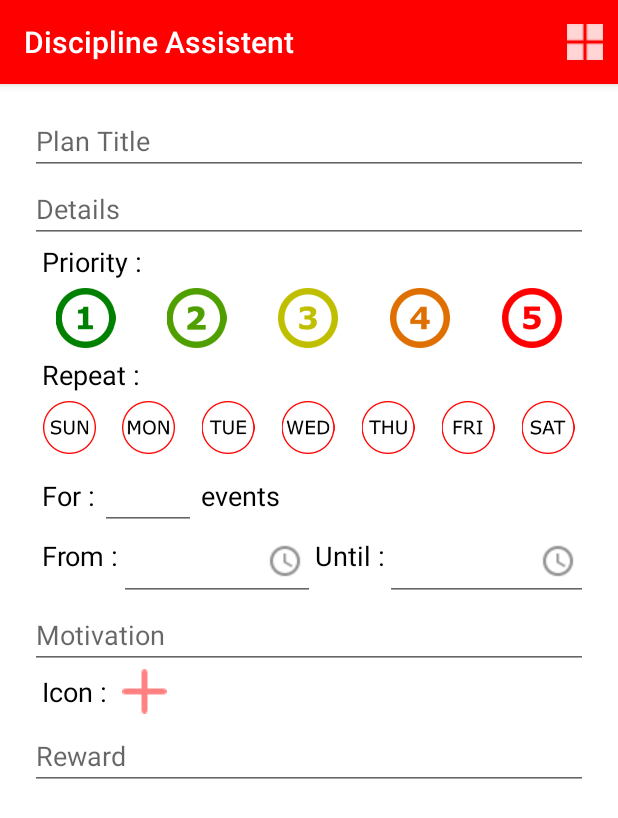
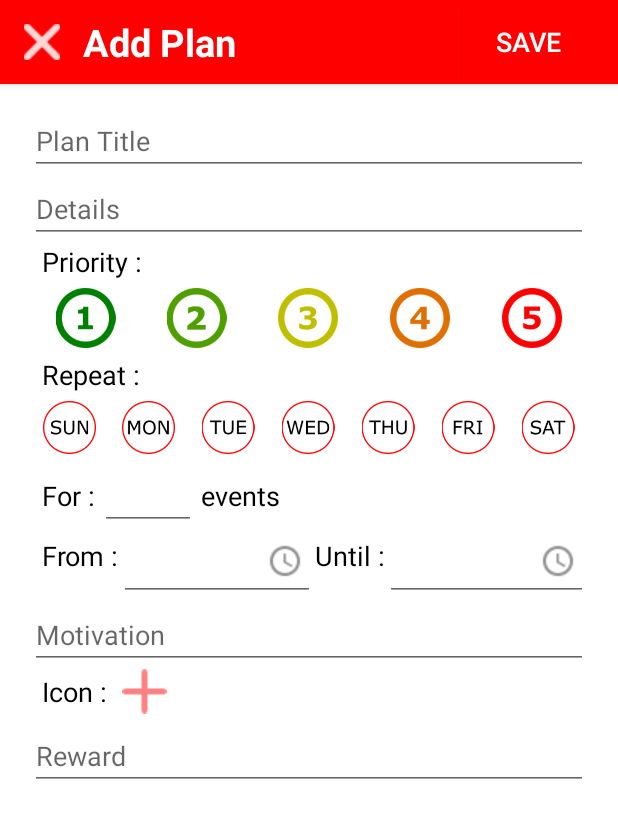
Before and after one commit to stef-ang/DisciplineAssistent, an Android app: the screen it shows after launch (MainActivity), after a tap on an icon or button, on a phone screen of 412 x 824 dp. Shown: the top 818 px of the screen. Run offline under Robolectric (Android 15) with nearby library versions, the light colour scheme and no system bars; 1 statement that could not run was skipped.

Commit message:
Add Plan Still going on part 2

```diff
--- a/app/src/main/java/com/stef_developer/disciplineassistent/MainActivity.java
+++ b/app/src/main/java/com/stef_developer/disciplineassistent/MainActivity.java
@@ -2,20 +2,31 @@ package com.stef_developer.disciplineassistent;
 
 //import android.support.v7.app.ActionBarActivity;
 //import android.app.FragmentManager;
+//import android.app.Activity;
+//import android.app.ActionBar;
+import android.os.Bundle;
 import android.support.v4.app.FragmentManager;
-import android.os.Bundle;
+import android.support.v7.app.ActionBar;
 import android.support.v7.app.AppCompatActivity;
+import android.view.LayoutInflater;
 import android.view.Menu;
+import android.view.MenuInflater;
 import android.view.MenuItem;
 import android.view.View;
+import android.widget.Button;
+import android.widget.ImageView;
 
 import com.stef_developer.disciplineassistent.fragments.AddPlanFragment;
 import com.stef_developer.disciplineassistent.fragments.ListPlanFragment;
 
 public class MainActivity extends AppCompatActivity
-        implements AddPlanFragment.OnFragmentAddPlanInteractionListener {
+        implements AddPlanFragment.OnFragmentAddPlanInteractionListener,
+        ListPlanFragment.OnFragmentListPlanInteractionListener {
 
     private FragmentManager fragmentManager;
+//    private MenuInflater menuInflater;
+//    private Menu menu;
+//    private boolean SHOW_MENU = true;
 
     @Override
     protected void onCreate(Bundle savedInstanceState) {
@@ -24,42 +35,39 @@ public class MainActivity extends AppCompatActivity
 
         fragmentManager = getSupportFragmentManager();
         if (savedInstanceState == null) {
-            fragmentManager.beginTransaction()
-                    .add(R.id.fragment, new ListPlanFragment())
-                    .commit();
+            fragmentManager.beginTransaction().
+                    add(R.id.fragment, new ListPlanFragment()).
+                    commit();
+            setListPlanAB();
         }
     }
 
     @Override
-    public boolean onCreateOptionsMenu(Menu menu) {
-        // Inflate the menu; this adds items to the action bar if it is present.
-        getMenuInflater().inflate(R.menu.menu_main, menu);
-        return true;
+    public void onClickToBack() {
+        fragmentManager.popBackStack();
+        fragmentManager.beginTransaction()
+                .add(R.id.fragment, new ListPlanFragment())
+                .commit();
+        setListPlanAB();
     }
 
     @Override
-    public boolean onOptionsItemSelected(MenuItem item) {
-        // Handle action bar item clicks here. The action bar will
-        // automatically handle clicks on the Home/Up button, so long
-        // as you specify a parent activity in AndroidManifest.xml.
-        int id = item.getItemId();
-
-        //noinspection SimplifiableIfStatement
-        if (id == R.id.action_settings) {
-            return true;
-        }
-
-        return super.onOptionsItemSelected(item);
-    }
-
-    public void click_add_plan (View view) {
+    public void onClickAddButton() {
         fragmentManager.beginTransaction().
                 replace(R.id.fragment, AddPlanFragment.newInstance()).
                 addToBackStack("").commit();
     }
 
-    @Override
-    public void onClickToBack() {
+    public void setListPlanAB() {
+        final ActionBar mActionBar = getSupportActionBar();
+        mActionBar.setDisplayShowHomeEnabled(false);
+        mActionBar.setDisplayShowTitleEnabled(false);
 
+        LayoutInflater mInfalter = LayoutInflater.from(this);
+
+        View mCustomView = mInfalter.inflate(R.layout.listplan_actionbar, null);
+        // litener icon chart dan info ntar tarruh sini
+        mActionBar.setCustomView(mCustomView);
+        mActionBar.setDisplayShowCustomEnabled(true);
     }
 }
--- a/app/src/main/java/com/stef_developer/disciplineassistent/fragments/AddPlanFragment.java
+++ b/app/src/main/java/com/stef_developer/disciplineassistent/fragments/AddPlanFragment.java
@@ -1,17 +1,20 @@
 package com.stef_developer.disciplineassistent.fragments;
 
+//import android.app.ActionBar;
 import android.app.Activity;
 import android.os.Bundle;
 //import android.app.Fragment;
 import android.support.v4.app.Fragment;
 import android.support.v7.app.ActionBar;
+import android.support.v7.app.AppCompatActivity;
 import android.view.LayoutInflater;
-import android.view.Menu;
-import android.view.MenuInflater;
-import android.view.MenuItem;
 import android.view.View;
 import android.view.ViewGroup;
+import android.widget.Button;
+import android.widget.EditText;
+import android.widget.ImageView;
 
+import com.stef_developer.disciplineassistent.MainActivity;
 import com.stef_developer.disciplineassistent.R;
 
 /**
@@ -22,25 +25,27 @@ import com.stef_developer.disciplineassistent.R;
  * Use the {@link AddPlanFragment#newInstance} factory method to
  * create an instance of this fragment.
  */
-public class AddPlanFragment extends Fragment {
-    // TODO: Rename parameter arguments, choose names that match
-    // the fragment initialization parameters, e.g. ARG_ITEM_NUMBER
-    private static final String ARG_PARAM1 = "param1";
-    private static final String ARG_PARAM2 = "param2";
-
-    // TODO: Rename and change types of parameters
-    private String mParam1;
-    private String mParam2;
+public class AddPlanFragment extends Fragment implements View.OnClickListener {
 
     private OnFragmentAddPlanInteractionListener mListener;
+    private EditText et_plan_title;
+    private EditText et_detail;
+    private int priority;
+    private ImageView ic_p1, ic_p2, ic_p3, ic_p4, ic_p5;
+    private boolean[] repeat = {false, false, false, false, false, false, false}; // minggu, senin, selasa, dst
+    private ImageView ic_d1, ic_d2, ic_d3, ic_d4, ic_d5, ic_d6, ic_d7;
+    private EditText et_for_numb;
+    private EditText et_start;
+    private EditText et_finish;
+    private EditText et_motivation;
+    private int icon;
+    private ImageView img_add_ic;
+    private EditText et_reward;
 
-    /**
-     * Use this factory method to create a new instance of
-     * this fragment using the provided parameters.
-     *
-     * @return A new instance of fragment AddPlanFragment.
-     */
-    // TODO: Rename and change types and number of parameters
+    private boolean fieldEmpty;
+
+    private View fragmentView;
+
     public static AddPlanFragment newInstance() {
         AddPlanFragment fragment = new AddPlanFragment();
         return fragment;
@@ -59,15 +64,83 @@ public class AddPlanFragment extends Fragment {
     @Override
     public View onCreateView(LayoutInflater inflater, ViewGroup container, Bundle savedInstanceState) {
         // Inflate the layout for this fragment
-        return inflater.inflate(R.layout.fragment_add_plan, container, false);
-        // set button listenernya disini ntar
+        fragmentView = inflater.inflate(R.layout.fragment_add_plan, container, false);
+
+        setActionBar();
+
+        setFragmentView();
+
+        setListener();
+
+        return fragmentView;
     }
 
-    // TODO: Rename method, update argument and hook method into UI event
-    public void onButtonPressed() {
-        if (mListener != null) {
-            mListener.onClickToBack();
-        }
+    private void setFragmentView() {
+        et_plan_title = (EditText) fragmentView.findViewById(R.id.et_plan_title);
+        et_detail = (EditText) fragmentView.findViewById(R.id.et_details);
+
+        ic_p1 = (ImageView) fragmentView.findViewById(R.id.ic_p1);
+        ic_p2 = (ImageView) fragmentView.findViewById(R.id.ic_p2);
+        ic_p3 = (ImageView) fragmentView.findViewById(R.id.ic_p3);
+        ic_p4 = (ImageView) fragmentView.findViewById(R.id.ic_p4);
+        ic_p5 = (ImageView) fragmentView.findViewById(R.id.ic_p5);
+
+        ic_d1 = (ImageView) fragmentView.findViewById(R.id.ic_d1);
+        ic_d2 = (ImageView) fragmentView.findViewById(R.id.ic_d2);
+        ic_d3 = (ImageView) fragmentView.findViewById(R.id.ic_d3);
+        ic_d4 = (ImageView) fragmentView.findViewById(R.id.ic_d4);
+        ic_d5 = (ImageView) fragmentView.findViewById(R.id.ic_d5);
+        ic_d6 = (ImageView) fragmentView.findViewById(R.id.ic_d6);
+        ic_d7 = (ImageView) fragmentView.findViewById(R.id.ic_d7);
+
+        et_for_numb = (EditText) fragmentView.findViewById(R.id.et_for_numb);
+        et_start = (EditText) fragmentView.findViewById(R.id.et_start);
+        et_finish = (EditText) fragmentView.findViewById(R.id.et_finish);
+        et_motivation = (EditText) fragmentView.findViewById(R.id.et_motivation);
+
+        img_add_ic = (ImageView) fragmentView.findViewById(R.id.img_add_ic);
+
+        et_reward = (EditText) fragmentView.findViewById(R.id.et_reward);
+    }
+
+    private void setListener() {
+        ic_p1.setOnClickListener((AppCompatActivity) getActivity());
+    }
+
+    private void setActionBar() {
+        final ActionBar mActionBar = ((AppCompatActivity) getActivity()).getSupportActionBar();
+        mActionBar.setDisplayShowHomeEnabled(false);
+        mActionBar.setDisplayShowTitleEnabled(false);
+
+        LayoutInflater mInfalter = LayoutInflater.from(getActivity());
+
+        View mCustomView = mInfalter.inflate(R.layout.addplan_actionbar, null);
+        // listener button savenya disini ntar
+        Button btn_save = (Button) mCustomView.findViewById(R.id.btn_save);
+        btn_save.setOnClickListener(new View.OnClickListener() {
+            @Override
+            public void onClick(View v) {
+
+            }
+        });
+
+        ImageView img_close = (ImageView) mCustomView.findViewById(R.id.img_close);
+        img_close.setOnClickListener(new View.OnClickListener() {
+            @Override
+            public void onClick(View v) {
+                if (mListener != null) {
+                    mListener.onClickToBack();
+                }
+            }
+        });
+
+        mActionBar.setCustomView(mCustomView);
+        mActionBar.setDisplayShowCustomEnabled(true);
+    }
+
+    @Override
+    public void onClick(View v) {
+
     }
 
     @Override
@@ -87,28 +160,17 @@ public class AddPlanFragment extends Fragment {
         mListener = null;
     }
 
-    /**
-     * This interface must be implemented by activities that contain this
-     * fragment to allow an interaction in this fragment to be communicated
-     * to the activity and potentially other fragments contained in that
-     * activity.
-     * <p/>
-     * See the Android Training lesson <a href=
-     * "http://developer.android.com/training/basics/fragments/communicating.html"
-     * >Communicating with Other Fragments</a> for more information.
-     */
+    private void checkEmpty(EditText editText, String errorMessage) {
+        int length = editText.getText().toString().length();
+        if(length == 0) {
+            editText.setError(errorMessage);
+            editText.setFocusable(true);
+            editText.setFocusableInTouchMode(true);
+            this.fieldEmpty = true;
+        }
+    }
+
     public interface OnFragmentAddPlanInteractionListener {
-        // TODO: Update argument type and name
         public void onClickToBack();
     }
-
-    @Override
-    public void onCreateOptionsMenu(Menu menu, MenuInflater inflater) {
-        inflater.inflate(R.menu.try_menu, menu);
-    }
-
-    @Override
-    public boolean onOptionsItemSelected(MenuItem item) {
-        return super.onOptionsItemSelected(item);
-    }
 }
--- a/app/src/main/java/com/stef_developer/disciplineassistent/fragments/ListPlanFragment.java
+++ b/app/src/main/java/com/stef_developer/disciplineassistent/fragments/ListPlanFragment.java
@@ -1,5 +1,7 @@
 package com.stef_developer.disciplineassistent.fragments;
 
+import android.app.Activity;
+//import android.app.Fragment;
 import android.support.v4.app.Fragment;
 import android.os.Bundle;
 import android.view.LayoutInflater;
@@ -8,6 +10,7 @@ import android.view.MenuInflater;
 import android.view.MenuItem;
 import android.view.View;
 import android.view.ViewGroup;
+import android.widget.ImageView;
 
 import com.stef_developer.disciplineassistent.R;
 
@@ -17,6 +20,8 @@ import com.stef_developer.disciplineassistent.R;
 public class ListPlanFragment extends Fragment {
 
     private View fragmentView;
+    private ImageView img_add;
+    private OnFragmentListPlanInteractionListener mListener;
 
     public ListPlanFragment() {
     }
@@ -26,7 +31,34 @@ public class ListPlanFragment extends Fragment {
 
         fragmentView = inflater.inflate(R.layout.fragment_list_plan, container, false);
 
+        img_add = (ImageView) fragmentView.findViewById(R.id.img_add_plan);
+        img_add.setOnClickListener(new View.OnClickListener() {
+            @Override
+            public void onClick(View v) {
+                if(mListener != null) {
+                    mListener.onClickAddButton();
+                }
+            }
+        });
+
         return fragmentView;
+    }
+
+    @Override
+    public void onAttach(Activity activity) {
+        super.onAttach(activity);
+        try {
+            mListener = (OnFragmentListPlanInteractionListener) activity;
+        } catch (ClassCastException e) {
+            throw new ClassCastException(activity.toString()
+                    + " must implement OnFragmentListPlanInteractionListener");
+        }
+    }
+
+    @Override
+    public void onDetach() {
+        super.onDetach();
+        mListener = null;
     }
 
     @Override
@@ -38,4 +70,8 @@ public class ListPlanFragment extends Fragment {
     public boolean onOptionsItemSelected(MenuItem item) {
         return super.onOptionsItemSelected(item);
     }
+
+    public interface OnFragmentListPlanInteractionListener {
+        public void onClickAddButton();
+    }
 }
--- /dev/null
+++ b/app/src/main/res/layout/addplan_actionbar.xml
@@ -0,0 +1,35 @@
+<?xml version="1.0" encoding="utf-8"?>
+<RelativeLayout
+    xmlns:android="http://schemas.android.com/apk/res/android"
+    android:layout_width="match_parent"
+    android:layout_height="?attr/actionBarSize"
+    android:background="@color/action_bar_color_red">
+
+    <ImageView
+        android:id="@+id/img_close"
+        android:layout_width="@dimen/icsize_normal"
+        android:layout_height="@dimen/icsize_normal"
+        android:src="@drawable/ic_close"
+        android:layout_alignParentLeft="true"
+        android:layout_centerVertical="true"/>
+    <TextView
+        android:layout_width="wrap_content"
+        android:layout_height="wrap_content"
+        android:text="@string/addplan_title"
+        android:textColor="@android:color/white"
+        android:textSize="@dimen/fontsize_title"
+        android:textStyle="bold"
+        android:layout_toRightOf="@id/img_close"
+        android:layout_marginLeft="@dimen/margin_left_title"
+        android:layout_centerVertical="true"/>
+    <Button
+        android:id="@+id/btn_save"
+        android:layout_width="wrap_content"
+        android:layout_height="wrap_content"
+        android:text="@string/btn_save"
+        android:textSize="@dimen/fontsize_normal"
+        android:textColor="@android:color/white"
+        android:background="@color/action_bar_color_red"
+        android:layout_alignParentRight="true"
+        android:layout_centerVertical="true"/>
+</RelativeLayout>
--- a/app/src/main/res/layout/fragment_add_plan.xml
+++ b/app/src/main/res/layout/fragment_add_plan.xml
@@ -50,36 +50,31 @@
                 android:layout_width="0dp"
                 android:layout_height="@dimen/priority_icon"
                 android:layout_weight="1"
-                android:src="@drawable/p1"
-                android:onClick="click_pic"/>
+                android:src="@drawable/p1"/>
             <ImageView
                 android:id="@+id/ic_p2"
                 android:layout_width="0dp"
                 android:layout_height="@dimen/priority_icon"
                 android:layout_weight="1"
-                android:src="@drawable/p2"
-                android:onClick="click_pic"/>
+                android:src="@drawable/p2"/>
             <ImageView
                 android:id="@+id/ic_p3"
                 android:layout_width="0dp"
                 android:layout_height="@dimen/priority_icon"
                 android:layout_weight="1"
-                android:src="@drawable/p3"
-                android:onClick="click_pic"/>
+                android:src="@drawable/p3"/>
             <ImageView
                 android:id="@+id/ic_p4"
                 android:layout_width="0dp"
                 android:layout_height="@dimen/priority_icon"
                 android:layout_weight="1"
-                android:src="@drawable/p4"
-                android:onClick="click_pic"/>
+                android:src="@drawable/p4"/>
             <ImageView
                 android:id="@+id/ic_p5"
                 android:layout_width="0dp"
                 android:layout_height="@dimen/priority_icon"
                 android:layout_weight="1"
-                android:src="@drawable/p5"
-                android:onClick="click_pic"/>
+                android:src="@drawable/p5"/>
         </LinearLayout>
 
         <TextView
@@ -104,50 +99,43 @@
                 android:layout_width="0dp"
                 android:layout_height="@dimen/day_icon"
                 android:layout_weight="1"
-                android:src="@drawable/d0"
-                android:onClick="click_dic"/>
+                android:src="@drawable/d0"/>
             <ImageView
                 android:id="@+id/ic_d2"
                 android:layout_width="0dp"
                 android:layout_height="@dimen/day_icon"
                 android:layout_weight="1"
-                android:src="@drawable/d1"
-                android:onClick="click_dic"/>
+                android:src="@drawable/d1"/>
             <ImageView
                 android:id="@+id/ic_d3"
                 android:layout_width="0dp"
                 android:layout_height="@dimen/day_icon"
                 android:layout_weight="1"
-                android:src="@drawable/d2"
-                android:onClick="click_dic"/>
+                android:src="@drawable/d2"/>
             <ImageView
                 android:id="@+id/ic_d4"
                 android:layout_width="0dp"
                 android:layout_height="@dimen/day_icon"
                 android:layout_weight="1"
-                android:src="@drawable/d3"
-                android:onClick="click_dic"/>
+                android:src="@drawable/d3"/>
             <ImageView
                 android:id="@+id/ic_d5"
                 android:layout_width="0dp"
                 android:layout_height="@dimen/day_icon"
                 android:layout_weight="1"
-                android:src="@drawable/d4"
-                android:onClick="click_dic"/>
+                android:src="@drawable/d4"/>
             <ImageView
                 android:id="@+id/ic_d6"
                 android:layout_width="0dp"
                 android:layout_height="@dimen/day_icon"
                 android:layout_weight="1"
-                android:src="@drawable/d5"
-                android:onClick="click_dic"/>
+                android:src="@drawable/d5"/>
             <ImageView
                 android:id="@+id/ic_d7"
                 android:layout_width="0dp"
                 android:layout_height="@dimen/day_icon"
                 android:layout_weight="1"
-                android:src="@drawable/d6"
-                android:onClick="click_dic"/>
+                android:src="@drawable/d6"/>
         </LinearLayout>
 
         <TextView
@@ -264,8 +252,7 @@
                 android:layout_width="wrap_content"
                 android:layout_height="wrap_content"
                 android:layout_marginLeft="@dimen/margin_left_ic"
-                android:src="@drawable/add_ic"
-                android:onClick="click_add_ic"/>
+                android:src="@drawable/add_ic"/>
         </LinearLayout>
 
         <EditText
--- a/app/src/main/res/layout/fragment_list_plan.xml
+++ b/app/src/main/res/layout/fragment_list_plan.xml
@@ -27,13 +27,12 @@
             android:gravity="center"
             />
     </ScrollView>
-    <ImageButton
+    <ImageView
         android:id="@+id/img_add_plan"
         android:layout_width="wrap_content"
         android:layout_height="wrap_content"
         android:layout_alignParentBottom="true"
         android:layout_centerHorizontal="true"
         android:layout_marginBottom="10dp"
-        android:background="@drawable/ic_add_button"
-        android:onClick="click_add_plan"/>
+        android:src="@drawable/ic_add_button"/>
 </RelativeLayout>
--- /dev/null
+++ b/app/src/main/res/layout/listplan_actionbar.xml
@@ -0,0 +1,34 @@
+<?xml version="1.0" encoding="utf-8"?>
+<RelativeLayout
+    xmlns:android="http://schemas.android.com/apk/res/android"
+    android:layout_width="match_parent"
+    android:layout_height="?attr/actionBarSize"
+    android:background="@color/action_bar_color_red">
+
+    <TextView
+        android:layout_width="wrap_content"
+        android:layout_height="wrap_content"
+        android:text="@string/app_name"
+        android:textColor="@android:color/white"
+        android:textSize="@dimen/fontsize_title"
+        android:textStyle="bold"
+        android:layout_centerVertical="true"/>
+    <LinearLayout
+        android:layout_width="wrap_content"
+        android:layout_height="wrap_content"
+        android:orientation="horizontal"
+        android:layout_alignParentRight="true"
+        android:layout_centerVertical="true">
+        <ImageView
+            android:id="@+id/img_info_ab"
+            android:layout_width="wrap_content"
+            android:layout_height="wrap_content"
+            android:layout_marginRight="@dimen/margin_lr_for_numb"
+            android:src="@drawable/ic_info"/>
+        <ImageView
+            android:id="@+id/img_chart_ab"
+            android:layout_width="wrap_content"
+            android:layout_height="wrap_content"
+            android:src="@drawable/chart"/>
+    </LinearLayout>
+</RelativeLayout>
--- a/app/src/main/res/values/dimens.xml
+++ b/app/src/main/res/values/dimens.xml
@@ -7,6 +7,7 @@
     <dimen name="activity_vertical_margin_frag">15dp</dimen>
 
     <dimen name="fontsize_normal">18sp</dimen>
+    <dimen name="fontsize_title">25sp</dimen>
     <dimen name="margin_left_font_normal">8dp</dimen>
     <dimen name="margin_top_view_add_plan">5dp</dimen>
     <dimen name="margin_top_view_add_plan2">15dp</dimen>
@@ -14,4 +15,6 @@
     <dimen name="day_icon">35dp</dimen>
     <dimen name="margin_lr_for_numb">3dp</dimen>
     <dimen name="margin_left_ic">10dp</dimen>
+    <dimen name="margin_left_title">15dp</dimen>
+    <dimen name="icsize_normal">24dp</dimen>
 </resources>
--- a/app/src/main/res/values/strings.xml
+++ b/app/src/main/res/values/strings.xml
@@ -17,4 +17,6 @@
     <string name="tv_start">From :</string>
     <string name="tv_finish">Until :</string>
     <string name="tv_icon">Icon : </string>
+    <string name="addplan_title">Add Plan</string>
+    <string name="btn_save">SAVE</string>
 </resources>
```
Also changed, not shown: app/src/main/res/drawable/ic_close.png (added), app/src/main/res/drawable/ic_info.png (added), 3 other files.
